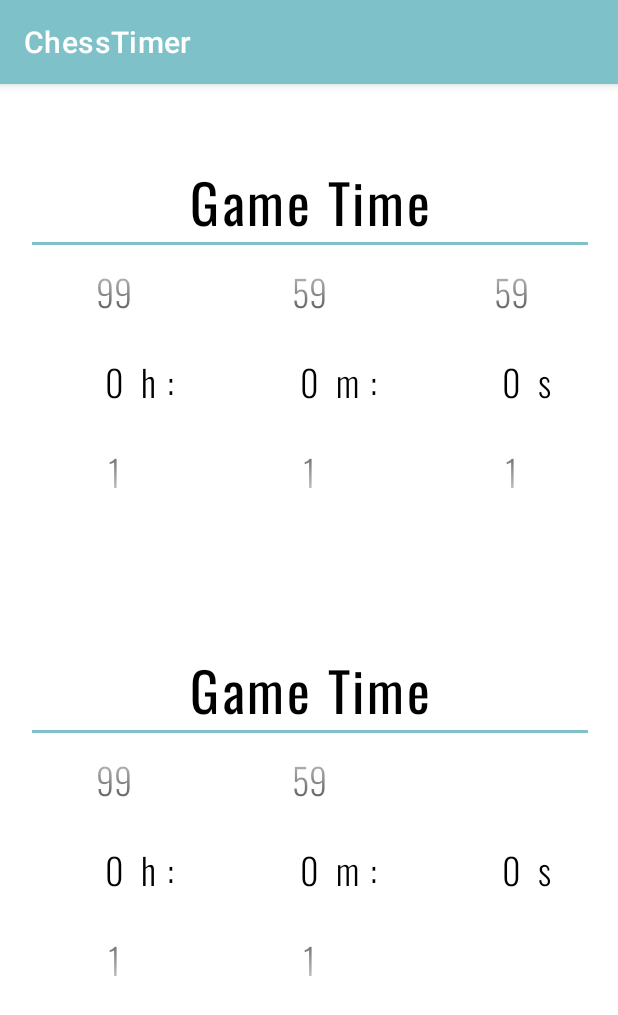
After one commit to Ulyana75/ChessTimer, an Android app: the fragment AddTimeFragment shown on its own in the app's theme, on a phone screen of 412 x 824 dp. The commit adds this screen. Shown: the top 1015 px of the screen. Run offline under Robolectric (Android 15) with nearby library versions, the phone set to English and light mode, and no system bars.

Commit message:
add number pickers

```diff
--- /dev/null
+++ b/app/src/main/java/com/itmofitip/chesstimer/view/fragment/AddTimeFragment.kt
@@ -0,0 +1,54 @@
+package com.itmofitip.chesstimer.view.fragment
+
+import android.os.Bundle
+import android.view.LayoutInflater
+import android.view.View
+import android.view.ViewGroup
+import android.widget.NumberPicker
+import androidx.fragment.app.Fragment
+import com.itmofitip.chesstimer.R
+
+class AddTimeFragment : Fragment() {
+
+    override fun onCreateView(
+        inflater: LayoutInflater, container: ViewGroup?,
+        savedInstanceState: Bundle?
+    ): View? {
+        // Inflate the layout for this fragment
+        return inflater.inflate(R.layout.fragment_add_time, container, false)
+    }
+
+    override fun onStart() {
+        super.onStart()
+        initPickers()
+    }
+
+    private fun initPickers() {
+        with(requireActivity()) {
+            with(findViewById<NumberPicker>(R.id.game_time_hours_picker)) {
+                minValue = 0
+                maxValue = 99
+            }
+            with(findViewById<NumberPicker>(R.id.game_time_minutes_picker)) {
+                minValue = 0
+                maxValue = 59
+            }
+            with(findViewById<NumberPicker>(R.id.game_time_seconds_picker)) {
+                minValue = 0
+                maxValue = 59
+            }
+            with(findViewById<NumberPicker>(R.id.increment_hours_picker)) {
+                minValue = 0
+                maxValue = 99
+            }
+            with(findViewById<NumberPicker>(R.id.increment_minutes_picker)) {
+                minValue = 0
+                maxValue = 59
+            }
+            with(findViewById<NumberPicker>(R.id.game_time_seconds_picker)) {
+                minValue = 0
+                maxValue = 59
+            }
+        }
+    }
+}
--- /dev/null
+++ b/app/src/main/res/layout/fragment_add_time.xml
@@ -0,0 +1,157 @@
+<?xml version="1.0" encoding="utf-8"?>
+<androidx.constraintlayout.widget.ConstraintLayout xmlns:android="http://schemas.android.com/apk/res/android"
+    xmlns:tools="http://schemas.android.com/tools"
+    android:layout_width="match_parent"
+    android:layout_height="match_parent"
+    xmlns:app="http://schemas.android.com/apk/res-auto"
+    tools:context=".view.fragment.AddTimeFragment">
+
+    <TextView
+        android:id="@+id/game_time_title"
+        android:layout_width="match_parent"
+        android:layout_height="wrap_content"
+        app:layout_constraintTop_toTopOf="parent"
+        style="@style/base_text"
+        android:textSize="36sp"
+        android:text="@string/game_time_header"
+        android:textAlignment="center"
+        android:layout_marginTop="47dp"/>
+
+    <View
+        android:id="@+id/game_time_separator"
+        app:layout_constraintTop_toBottomOf="@id/game_time_title"
+        style="@style/add_time_separator"
+        tools:ignore="MissingConstraints" />
+
+    <NumberPicker
+        android:id="@+id/game_time_hours_picker"
+        android:layout_width="36dp"
+        android:layout_height="wrap_content"
+        app:layout_constraintTop_toBottomOf="@+id/game_time_separator"
+        app:layout_constraintStart_toStartOf="parent"
+        android:layout_marginStart="58dp"
+        android:theme="@style/number_picker_text"/>
+
+    <NumberPicker
+        android:id="@+id/game_time_minutes_picker"
+        android:layout_width="36dp"
+        android:layout_height="wrap_content"
+        app:layout_constraintTop_toBottomOf="@+id/game_time_separator"
+        app:layout_constraintStart_toStartOf="parent"
+        app:layout_constraintEnd_toEndOf="parent"
+        android:theme="@style/number_picker_text"/>
+
+    <NumberPicker
+        android:id="@+id/game_time_seconds_picker"
+        android:layout_width="36dp"
+        android:layout_height="wrap_content"
+        app:layout_constraintTop_toBottomOf="@+id/game_time_separator"
+        app:layout_constraintEnd_toEndOf="parent"
+        android:layout_marginEnd="53dp"
+        android:theme="@style/number_picker_text"/>
+
+    <TextView
+        android:layout_width="wrap_content"
+        android:layout_height="wrap_content"
+        app:layout_constraintStart_toEndOf="@+id/game_time_hours_picker"
+        app:layout_constraintTop_toTopOf="@+id/game_time_hours_picker"
+        app:layout_constraintBottom_toBottomOf="@+id/game_time_hours_picker"
+        style="@style/base_text_light"
+        android:text="@string/h"
+        android:textSize="24sp"/>
+
+    <TextView
+        android:layout_width="wrap_content"
+        android:layout_height="wrap_content"
+        app:layout_constraintStart_toEndOf="@+id/game_time_minutes_picker"
+        app:layout_constraintTop_toTopOf="@+id/game_time_minutes_picker"
+        app:layout_constraintBottom_toBottomOf="@+id/game_time_minutes_picker"
+        style="@style/base_text_light"
+        android:text="@string/m"
+        android:textSize="24sp"/>
+
+    <TextView
+        android:layout_width="wrap_content"
+        android:layout_height="wrap_content"
+        app:layout_constraintStart_toEndOf="@+id/game_time_seconds_picker"
+        app:layout_constraintTop_toTopOf="@+id/game_time_seconds_picker"
+        app:layout_constraintBottom_toBottomOf="@+id/game_time_seconds_picker"
+        style="@style/base_text_light"
+        android:text="@string/s"
+        android:textSize="24sp"/>
+
+    <TextView
+        android:id="@+id/increment_title"
+        android:layout_width="match_parent"
+        android:layout_height="wrap_content"
+        app:layout_constraintTop_toBottomOf="@+id/game_time_hours_picker"
+        style="@style/base_text"
+        android:textSize="36sp"
+        android:text="@string/game_time_header"
+        android:textAlignment="center"
+        android:layout_marginTop="85dp"/>
+
+    <View
+        android:id="@+id/increment_separator"
+        app:layout_constraintTop_toBottomOf="@id/increment_title"
+        style="@style/add_time_separator"
+        tools:ignore="MissingConstraints" />
+
+    <NumberPicker
+        android:id="@+id/increment_hours_picker"
+        android:layout_width="36dp"
+        android:layout_height="wrap_content"
+        app:layout_constraintTop_toBottomOf="@+id/increment_separator"
+        app:layout_constraintStart_toStartOf="parent"
+        android:layout_marginStart="58dp"
+        android:theme="@style/number_picker_text"/>
+
+    <NumberPicker
+        android:id="@+id/increment_minutes_picker"
+        android:layout_width="36dp"
+        android:layout_height="wrap_content"
+        app:layout_constraintTop_toBottomOf="@+id/increment_separator"
+        app:layout_constraintStart_toStartOf="parent"
+        app:layout_constraintEnd_toEndOf="parent"
+        android:theme="@style/number_picker_text"/>
+
+    <NumberPicker
+        android:id="@+id/increment_seconds_picker"
+        android:layout_width="36dp"
+        android:layout_height="wrap_content"
+        app:layout_constraintTop_toBottomOf="@+id/increment_separator"
+        app:layout_constraintEnd_toEndOf="parent"
+        android:layout_marginEnd="53dp"
+        android:theme="@style/number_picker_text"/>
+
+    <TextView
+        android:layout_width="wrap_content"
+        android:layout_height="wrap_content"
+        app:layout_constraintStart_toEndOf="@+id/increment_hours_picker"
+        app:layout_constraintTop_toTopOf="@+id/increment_hours_picker"
+        app:layout_constraintBottom_toBottomOf="@+id/increment_hours_picker"
+        style="@style/base_text_light"
+        android:text="@string/h"
+        android:textSize="24sp"/>
+
+    <TextView
+        android:layout_width="wrap_content"
+        android:layout_height="wrap_content"
+        app:layout_constraintStart_toEndOf="@+id/increment_minutes_picker"
+        app:layout_constraintTop_toTopOf="@+id/increment_minutes_picker"
+        app:layout_constraintBottom_toBottomOf="@+id/increment_minutes_picker"
+        style="@style/base_text_light"
+        android:text="@string/m"
+        android:textSize="24sp"/>
+
+    <TextView
+        android:layout_width="wrap_content"
+        android:layout_height="wrap_content"
+        app:layout_constraintStart_toEndOf="@+id/increment_seconds_picker"
+        app:layout_constraintTop_toTopOf="@+id/increment_seconds_picker"
+        app:layout_constraintBottom_toBottomOf="@+id/increment_seconds_picker"
+        style="@style/base_text_light"
+        android:text="@string/s"
+        android:textSize="24sp"/>
+
+</androidx.constraintlayout.widget.ConstraintLayout>
--- a/app/src/main/res/layout/fragment_settings.xml
+++ b/app/src/main/res/layout/fragment_settings.xml
@@ -72,7 +72,7 @@
             android:layout_marginStart="36dp"/>
 
         <View
-            android:id="@+id/time_separator_2"
+            android:id="@+id/sound_separator"
             app:layout_constraintTop_toBottomOf="@id/sounds_header"
             style="@style/settings_separator"
             tools:ignore="MissingConstraints" />
@@ -81,7 +81,7 @@
             android:id="@+id/sound_on_click"
             android:layout_width="wrap_content"
             android:layout_height="wrap_content"
-            app:layout_constraintTop_toBottomOf="@+id/time_separator_2"
+            app:layout_constraintTop_toBottomOf="@+id/sound_separator"
             app:layout_constraintStart_toStartOf="parent"
             android:layout_marginTop="20dp"
             style="@style/base_text_light"
@@ -161,7 +161,7 @@
             android:layout_marginStart="36dp"/>
 
         <View
-            android:id="@+id/time_separator_3"
+            android:id="@+id/theme_separator"
             app:layout_constraintTop_toBottomOf="@id/theme_header"
             style="@style/settings_separator"
             tools:ignore="MissingConstraints" />
@@ -170,7 +170,7 @@
             android:id="@+id/dark_theme"
             android:layout_width="wrap_content"
             android:layout_height="wrap_content"
-            app:layout_constraintTop_toBottomOf="@+id/time_separator_3"
+            app:layout_constraintTop_toBottomOf="@+id/theme_separator"
             app:layout_constraintStart_toStartOf="parent"
             android:layout_marginTop="20dp"
             android:layout_marginBottom="20dp"
--- a/app/src/main/res/values/colors.xml
+++ b/app/src/main/res/values/colors.xml
@@ -14,4 +14,5 @@
     <color name="dark_white">#C1C1C1</color>
     <color name="transparent_white">#1AFFFFFF</color>
     <color name="light_black">#5B5B5B</color>
+    <color name="transparent">#00000000</color>
 </resources>
--- a/app/src/main/res/values/strings.xml
+++ b/app/src/main/res/values/strings.xml
@@ -8,4 +8,8 @@
     <string name="settings_header_theme">Theme</string>
     <string name="dark_theme_title">Dark theme</string>
     <string name="sound_on_low_time_title">Sound on low time</string>
+    <string name="game_time_header">Game Time</string>
+    <string name="h">h :</string>
+    <string name="m">m :</string>
+    <string name="s">s</string>
 </resources>
--- a/app/src/main/res/values/styles.xml
+++ b/app/src/main/res/values/styles.xml
@@ -18,6 +18,14 @@
         <item name="android:layout_height">2dp</item>
         <item name="android:layout_marginStart">36dp</item>
         <item name="android:layout_marginEnd">35dp</item>
+        <item name="android:background">@color/main_blue</item>
+    </style>
+
+    <style name="add_time_separator">
+        <item name="android:layout_width">match_parent</item>
+        <item name="android:layout_height">2dp</item>
+        <item name="android:layout_marginStart">21dp</item>
+        <item name="android:layout_marginEnd">20dp</item>
         <item name="android:background">@color/main_blue</item>
     </style>
 
@@ -48,4 +56,11 @@
         <item name="android:visibility">gone</item>
         <item name="android:background">@color/black_transparent</item>
     </style>
+
+    <style name="number_picker_text">
+        <item name="android:fontFamily">@font/oswald_light</item>
+        <item name="android:textSize">24sp</item>
+        <item name="android:textColorPrimary">@color/black</item>
+        <item name="colorControlNormal">@color/transparent</item>
+    </style>
 </resources>
```
